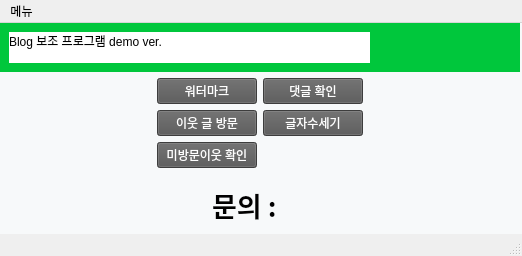
This is resources/MainWidget.ui in jihan-jinhee/blogHelper as Qt 5 draws it before an edit. The edited form follows.
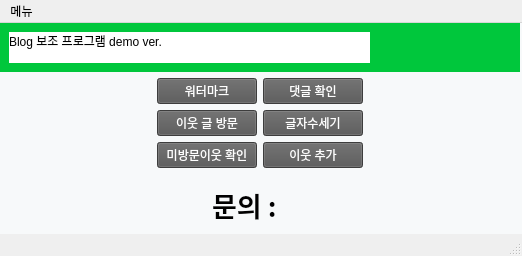
This is the edited form. Icons and pictures are not drawn.

Commit message: 1. 이웃 추가 기능 추가

The edit to the form file:
```diff
--- a/resources/MainWidget.ui
+++ b/resources/MainWidget.ui
@@ -184,6 +184,24 @@
            </property>
           </widget>
          </item>
+         <item row="2" column="1">
+          <widget class="QPushButton" name="btn_neighborAdd">
+           <property name="minimumSize">
+            <size>
+             <width>100</width>
+             <height>0</height>
+            </size>
+           </property>
+           <property name="styleSheet">
+            <string notr="true">background-color : rgb(85, 85, 85);
+color: rgb(255, 255, 255);
+font: 9pt &quot;나눔고딕 ExtraBold&quot;;</string>
+           </property>
+           <property name="text">
+            <string>이웃 추가</string>
+           </property>
+          </widget>
+         </item>
         </layout>
        </item>
        <item>
```
The commit also changes 3 other files.
